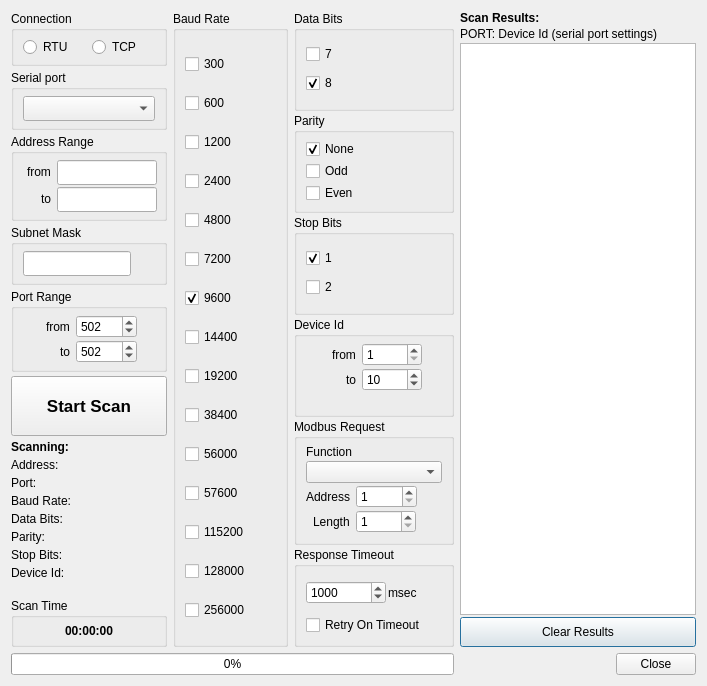
This is omodscan/dialogs/dialogmodbusscanner.ui in sanny32/OpenModScan as Qt 5 draws it before an edit. The edited form follows.
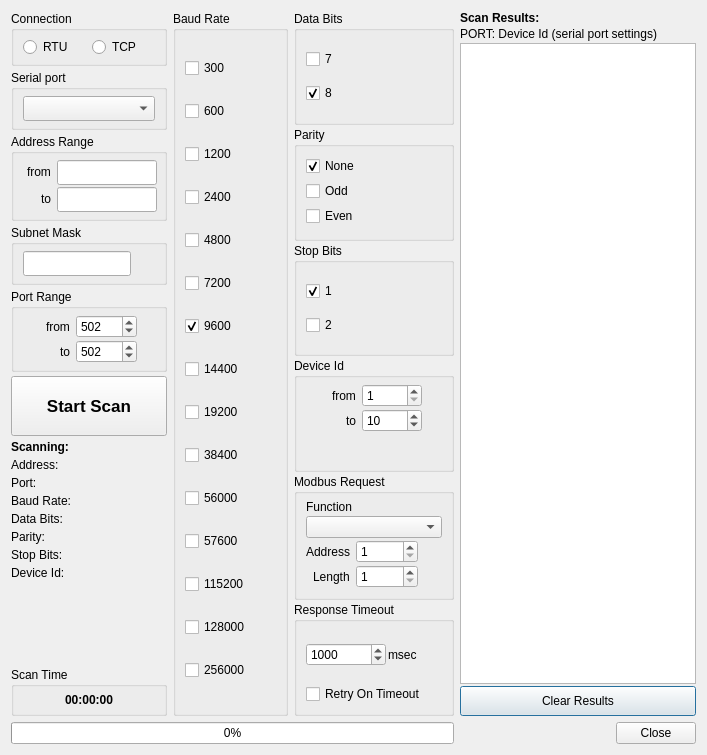
This is the edited form. Icons and pictures are not drawn. Custom widgets are drawn as their Qt base class.

Commit message: Correct modbus scanner dialog ui

What changed in the file:
```diff
--- a/omodscan/dialogs/dialogmodbusscanner.ui
+++ b/omodscan/dialogs/dialogmodbusscanner.ui
@@ -7,7 +7,7 @@
     <x>0</x>
     <y>0</y>
     <width>707</width>
-    <height>686</height>
+    <height>755</height>
    </rect>
   </property>
   <property name="windowTitle">
@@ -266,7 +266,7 @@
             </property>
             <property name="minimumSize">
              <size>
-              <width>60</width>
+              <width>62</width>
               <height>0</height>
              </size>
             </property>
@@ -295,7 +295,7 @@
             </property>
             <property name="minimumSize">
              <size>
-              <width>60</width>
+              <width>62</width>
               <height>0</height>
              </size>
             </property>
```
